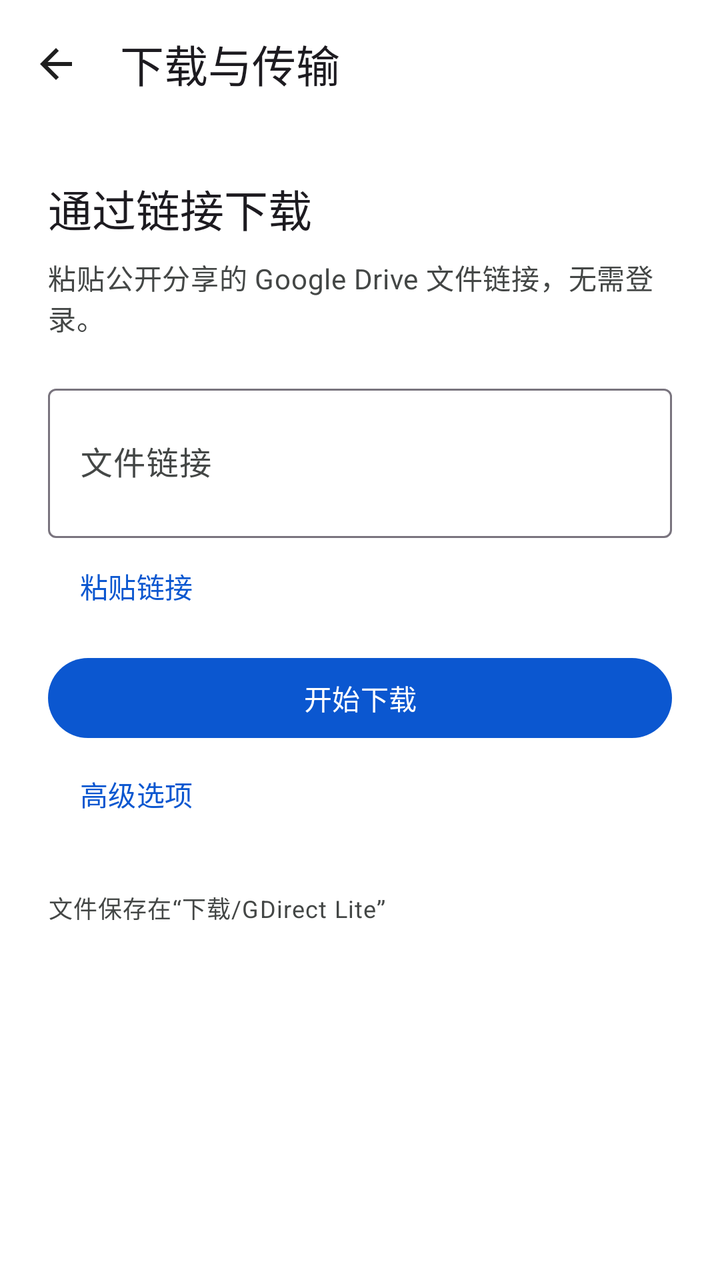
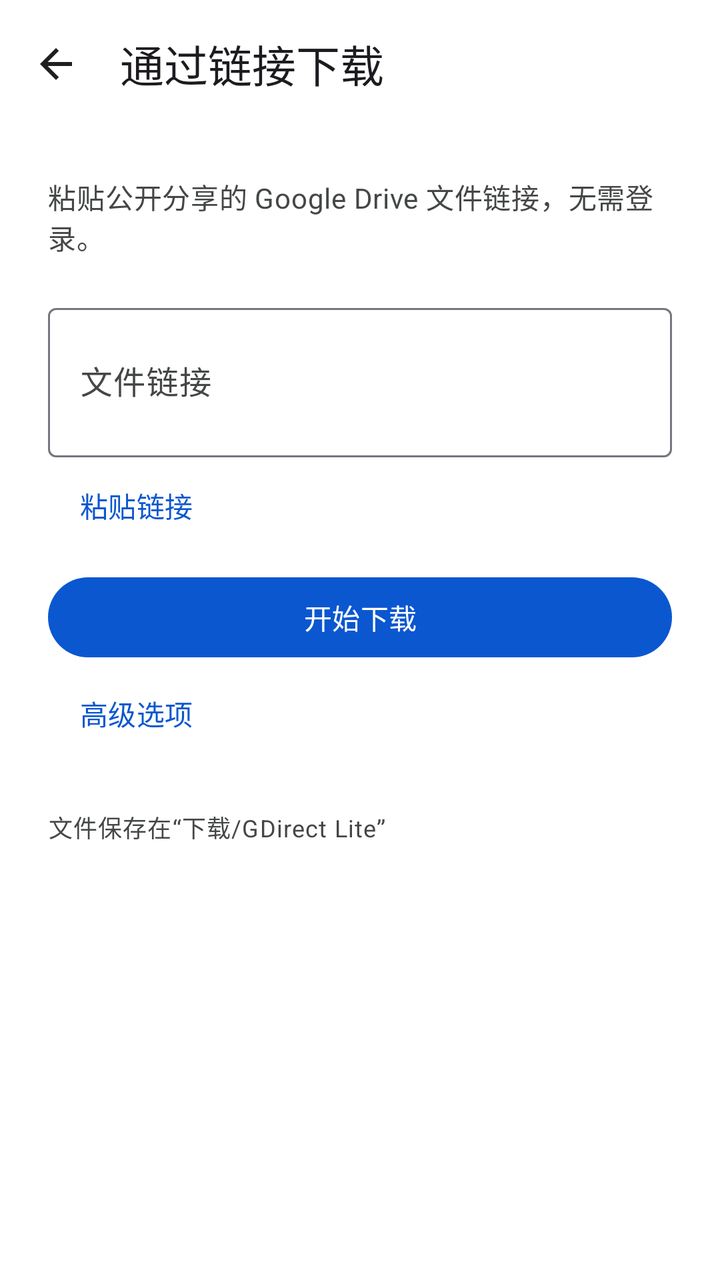

Compare the two renders of this Android layout. The source of the first and the diff that turns it into the second are given below.
<!-- AndroidManifest.xml: application theme MainTheme -->
<!-- res/layout/activity_transfers.xml -->
<?xml version="1.0" encoding="utf-8"?>
<LinearLayout xmlns:android="http://schemas.android.com/apk/res/android" xmlns:app="http://schemas.android.com/apk/res-auto"
    android:id="@+id/transfers_root" android:layout_width="match_parent" android:layout_height="match_parent" android:orientation="vertical" android:background="?attr/colorSurface">
    <com.google.android.material.appbar.MaterialToolbar android:id="@+id/transfers_toolbar" android:layout_width="match_parent" android:layout_height="wrap_content" app:title="@string/ui_transfers_title" app:navigationIcon="@drawable/ic_back" app:navigationContentDescription="@string/connection_back" />
    <ScrollView android:id="@+id/transfers_scroll" android:layout_width="match_parent" android:layout_height="0dp" android:layout_weight="1" android:fillViewport="true">
        <LinearLayout android:id="@+id/transfers_content" android:layout_width="match_parent" android:layout_height="wrap_content" android:orientation="vertical" android:padding="24dp">
            <TextView android:layout_width="match_parent" android:layout_height="wrap_content" android:text="@string/ui_public_file" android:textAppearance="?attr/textAppearanceTitleLarge" android:accessibilityHeading="true" />
            <TextView android:layout_width="match_parent" android:layout_height="wrap_content" android:layout_marginTop="8dp" android:text="@string/ui_public_help" android:textAppearance="?attr/textAppearanceBodyMedium" android:textColor="?attr/colorOnSurfaceVariant" />
            <com.google.android.material.textfield.TextInputLayout android:id="@+id/public_link_field" android:layout_width="match_parent" android:layout_height="wrap_content" android:layout_marginTop="20dp" android:hint="@string/ui_file_link" app:boxBackgroundMode="outline">
                <com.google.android.material.textfield.TextInputEditText android:id="@+id/public_link" android:layout_width="match_parent" android:layout_height="wrap_content" android:inputType="textUri|textMultiLine" android:minLines="2" android:maxLines="4" android:maxLength="16384" android:textSize="16sp" />
            </com.google.android.material.textfield.TextInputLayout>
            <com.google.android.material.button.MaterialButton android:id="@+id/public_paste" style="@style/Widget.Material3.Button.TextButton" android:layout_width="wrap_content" android:layout_height="wrap_content" android:minHeight="48dp" android:text="@string/ui_paste" android:textAllCaps="false" />
            <com.google.android.material.button.MaterialButton android:id="@+id/public_start" android:layout_width="match_parent" android:layout_height="wrap_content" android:minHeight="48dp" android:layout_marginTop="8dp" android:text="@string/ui_start_download" android:textAllCaps="false" />
            <com.google.android.material.button.MaterialButton android:id="@+id/public_advanced" style="@style/Widget.Material3.Button.TextButton" android:layout_width="wrap_content" android:layout_height="wrap_content" android:minHeight="48dp" android:text="@string/ui_advanced" android:textAllCaps="false" />
            <LinearLayout android:id="@+id/public_manual_panel" android:layout_width="match_parent" android:layout_height="wrap_content" android:orientation="vertical" android:visibility="gone">
                <com.google.android.material.textfield.TextInputLayout android:id="@+id/public_ip_field" android:layout_width="match_parent" android:layout_height="wrap_content" android:hint="@string/ui_manual_ip" app:boxBackgroundMode="outline" app:helperText="@string/ui_manual_help">
                    <com.google.android.material.textfield.TextInputEditText android:id="@+id/public_ip" android:layout_width="match_parent" android:layout_height="wrap_content" android:inputType="phone" android:maxLength="15" android:singleLine="true" android:textSize="16sp" />
                </com.google.android.material.textfield.TextInputLayout>
            </LinearLayout>
            <LinearLayout android:visibility="gone" android:id="@+id/transfer_section" android:layout_width="match_parent" android:layout_height="wrap_content" android:orientation="vertical" android:layout_marginTop="24dp">
                <com.google.android.material.divider.MaterialDivider android:layout_width="match_parent" android:layout_height="wrap_content" android:layout_marginBottom="24dp" />
                <TextView android:layout_width="match_parent" android:layout_height="wrap_content" android:text="@string/ui_current_transfer" android:textAppearance="?attr/textAppearanceTitleMedium" android:accessibilityHeading="true" />
                <TextView android:id="@+id/transfer_status" android:layout_width="match_parent" android:layout_height="wrap_content" android:layout_marginTop="8dp" android:textAppearance="?attr/textAppearanceBodyMedium" android:accessibilityLiveRegion="polite" />
                <com.google.android.material.progressindicator.LinearProgressIndicator android:id="@+id/transfer_progress" android:layout_width="match_parent" android:layout_height="wrap_content" android:layout_marginTop="16dp" android:max="1000" />
                <TextView android:id="@+id/transfer_amount" android:layout_width="match_parent" android:layout_height="wrap_content" android:layout_marginTop="8dp" android:textAppearance="?attr/textAppearanceBodyMedium" android:textColor="?attr/colorOnSurfaceVariant" />
                <com.google.android.material.button.MaterialButton android:visibility="gone" android:id="@+id/transfer_stop" style="@style/Widget.Material3.Button.OutlinedButton" android:layout_width="match_parent" android:layout_height="wrap_content" android:minHeight="48dp" android:layout_marginTop="16dp" android:text="@string/ui_cancel_transfer" android:textAllCaps="false" />
                <com.google.android.material.button.MaterialButton android:visibility="gone" android:id="@+id/transfer_open" style="@style/Widget.Material3.Button.OutlinedButton" android:layout_width="match_parent" android:layout_height="wrap_content" android:minHeight="48dp" android:text="@string/ui_open_file" android:textAllCaps="false" />
            </LinearLayout>
            <TextView android:layout_width="match_parent" android:layout_height="wrap_content" android:layout_marginTop="24dp" android:text="@string/ui_download_location" android:textAppearance="?attr/textAppearanceBodySmall" android:textColor="?attr/colorOnSurfaceVariant" />
        </LinearLayout>
    </ScrollView>
</LinearLayout>
<!-- resources referenced by this layout -->
<resources>
  <!-- drawable ic_back (drawable) -->
  <vector xmlns:android="http://schemas.android.com/apk/res/android" android:width="24dp" android:height="24dp" android:viewportWidth="24" android:viewportHeight="24" android:tint="?attr/colorOnSurface">
      <path android:fillColor="#FF000000" android:pathData="M20,11H7.83l5.59,-5.59L12,4l-8,8 8,8 1.42,-1.41L7.83,13H20z" />
  </vector>
  <string name="connection_back">返回</string>
  <string name="ui_advanced">高级选项</string>
  <string name="ui_cancel_transfer">停止传输</string>
  <string name="ui_current_transfer">当前传输</string>
  <string name="ui_download_location">文件保存在“下载/GDirect Lite”</string>
  <string name="ui_file_link">文件链接</string>
  <string name="ui_manual_help">留空自动连接。指定时仍验证 Google 范围与证书。</string>
  <string name="ui_manual_ip">本次下载 IP（可选）</string>
  <string name="ui_open_file">打开下载文件</string>
  <string name="ui_paste">粘贴链接</string>
  <string name="ui_public_file">通过链接下载</string>
  <string name="ui_public_help">粘贴公开分享的 Google Drive 文件链接，无需登录。</string>
  <string name="ui_start_download">开始下载</string>
  <string name="ui_transfers_title">下载与传输</string>
  <style name="MainTheme" parent="DriveTheme">
          <item name="windowActionBar">false</item>
          <item name="windowNoTitle">true</item>
      </style>
  <style name="DriveTheme" parent="Theme.Material3.DayNight">
          <item name="android:fontFamily">sans-serif</item>
          <item name="colorPrimary">#0B57D0</item>
          <item name="colorOnPrimary">#FFFFFF</item>
          <item name="colorPrimaryContainer">#D3E3FD</item>
          <item name="colorOnPrimaryContainer">#041E49</item>
          <item name="colorSecondary">#444746</item>
          <item name="colorOnSecondary">#FFFFFF</item>
          <item name="colorSurfaceContainer">#F0F4F9</item>
          <item name="colorOutlineVariant">#C4C7C5</item>
          <item name="colorSurface">#FFFFFF</item>
          <item name="colorOnSurface">#1F1F1F</item>
          <item name="colorOnSurfaceVariant">#444746</item>
          <item name="android:windowLightStatusBar">true</item>
          <item name="android:windowLightNavigationBar">true</item>
      </style>
</resources>

<!-- the commit's change to res/layout/activity_transfers.xml (unified diff, before → after) -->
@@ -1,11 +1,10 @@
 <?xml version="1.0" encoding="utf-8"?>
 <LinearLayout xmlns:android="http://schemas.android.com/apk/res/android" xmlns:app="http://schemas.android.com/apk/res-auto"
-    android:id="@+id/transfers_root" android:layout_width="match_parent" android:layout_height="match_parent" android:orientation="vertical" android:background="?attr/colorSurface">
-    <com.google.android.material.appbar.MaterialToolbar android:id="@+id/transfers_toolbar" android:layout_width="match_parent" android:layout_height="wrap_content" app:title="@string/ui_transfers_title" app:navigationIcon="@drawable/ic_back" app:navigationContentDescription="@string/connection_back" />
+    android:id="@+id/transfers_root" android:layout_width="match_parent" android:layout_height="match_parent" android:orientation="vertical" android:background="?attr/colorSurface" android:focusableInTouchMode="true">
+    <com.google.android.material.appbar.MaterialToolbar android:id="@+id/transfers_toolbar" android:layout_width="match_parent" android:layout_height="wrap_content" app:title="@string/ui_public_file" app:navigationIcon="@drawable/ic_back" app:navigationContentDescription="@string/connection_back" />
     <ScrollView android:id="@+id/transfers_scroll" android:layout_width="match_parent" android:layout_height="0dp" android:layout_weight="1" android:fillViewport="true">
         <LinearLayout android:id="@+id/transfers_content" android:layout_width="match_parent" android:layout_height="wrap_content" android:orientation="vertical" android:padding="24dp">
-            <TextView android:layout_width="match_parent" android:layout_height="wrap_content" android:text="@string/ui_public_file" android:textAppearance="?attr/textAppearanceTitleLarge" android:accessibilityHeading="true" />
-            <TextView android:layout_width="match_parent" android:layout_height="wrap_content" android:layout_marginTop="8dp" android:text="@string/ui_public_help" android:textAppearance="?attr/textAppearanceBodyMedium" android:textColor="?attr/colorOnSurfaceVariant" />
+            <TextView android:layout_width="match_parent" android:layout_height="wrap_content" android:text="@string/ui_public_help" android:textAppearance="?attr/textAppearanceBodyMedium" android:textColor="?attr/colorOnSurfaceVariant" />
             <com.google.android.material.textfield.TextInputLayout android:id="@+id/public_link_field" android:layout_width="match_parent" android:layout_height="wrap_content" android:layout_marginTop="20dp" android:hint="@string/ui_file_link" app:boxBackgroundMode="outline">
                 <com.google.android.material.textfield.TextInputEditText android:id="@+id/public_link" android:layout_width="match_parent" android:layout_height="wrap_content" android:inputType="textUri|textMultiLine" android:minLines="2" android:maxLines="4" android:maxLength="16384" android:textSize="16sp" />
             </com.google.android.material.textfield.TextInputLayout>
@@ -17,15 +16,7 @@
                     <com.google.android.material.textfield.TextInputEditText android:id="@+id/public_ip" android:layout_width="match_parent" android:layout_height="wrap_content" android:inputType="phone" android:maxLength="15" android:singleLine="true" android:textSize="16sp" />
                 </com.google.android.material.textfield.TextInputLayout>
             </LinearLayout>
-            <LinearLayout android:visibility="gone" android:id="@+id/transfer_section" android:layout_width="match_parent" android:layout_height="wrap_content" android:orientation="vertical" android:layout_marginTop="24dp">
-                <com.google.android.material.divider.MaterialDivider android:layout_width="match_parent" android:layout_height="wrap_content" android:layout_marginBottom="24dp" />
-                <TextView android:layout_width="match_parent" android:layout_height="wrap_content" android:text="@string/ui_current_transfer" android:textAppearance="?attr/textAppearanceTitleMedium" android:accessibilityHeading="true" />
-                <TextView android:id="@+id/transfer_status" android:layout_width="match_parent" android:layout_height="wrap_content" android:layout_marginTop="8dp" android:textAppearance="?attr/textAppearanceBodyMedium" android:accessibilityLiveRegion="polite" />
-                <com.google.android.material.progressindicator.LinearProgressIndicator android:id="@+id/transfer_progress" android:layout_width="match_parent" android:layout_height="wrap_content" android:layout_marginTop="16dp" android:max="1000" />
-                <TextView android:id="@+id/transfer_amount" android:layout_width="match_parent" android:layout_height="wrap_content" android:layout_marginTop="8dp" android:textAppearance="?attr/textAppearanceBodyMedium" android:textColor="?attr/colorOnSurfaceVariant" />
-                <com.google.android.material.button.MaterialButton android:visibility="gone" android:id="@+id/transfer_stop" style="@style/Widget.Material3.Button.OutlinedButton" android:layout_width="match_parent" android:layout_height="wrap_content" android:minHeight="48dp" android:layout_marginTop="16dp" android:text="@string/ui_cancel_transfer" android:textAllCaps="false" />
-                <com.google.android.material.button.MaterialButton android:visibility="gone" android:id="@+id/transfer_open" style="@style/Widget.Material3.Button.OutlinedButton" android:layout_width="match_parent" android:layout_height="wrap_content" android:minHeight="48dp" android:text="@string/ui_open_file" android:textAllCaps="false" />
-            </LinearLayout>
+            <com.google.android.material.button.MaterialButton android:id="@+id/public_transfer_link" style="@style/Widget.Material3.Button.TextButton" android:layout_width="match_parent" android:layout_height="wrap_content" android:minHeight="48dp" android:layout_marginTop="16dp" android:text="@string/drive_transfer_open" android:textAllCaps="false" android:visibility="gone" />
             <TextView android:layout_width="match_parent" android:layout_height="wrap_content" android:layout_marginTop="24dp" android:text="@string/ui_download_location" android:textAppearance="?attr/textAppearanceBodySmall" android:textColor="?attr/colorOnSurfaceVariant" />
         </LinearLayout>
     </ScrollView>
<!-- resource entries referenced after the edit -->
@@ -5,19 +5,16 @@
       <path android:fillColor="#FF000000" android:pathData="M20,11H7.83l5.59,-5.59L12,4l-8,8 8,8 1.42,-1.41L7.83,13H20z" />
   </vector>
   <string name="connection_back">返回</string>
+  <string name="drive_transfer_open">查看传输</string>
   <string name="ui_advanced">高级选项</string>
-  <string name="ui_cancel_transfer">停止传输</string>
-  <string name="ui_current_transfer">当前传输</string>
   <string name="ui_download_location">文件保存在“下载/GDirect Lite”</string>
   <string name="ui_file_link">文件链接</string>
   <string name="ui_manual_help">留空自动连接。指定时仍验证 Google 范围与证书。</string>
   <string name="ui_manual_ip">本次下载 IP（可选）</string>
-  <string name="ui_open_file">打开下载文件</string>
   <string name="ui_paste">粘贴链接</string>
   <string name="ui_public_file">通过链接下载</string>
   <string name="ui_public_help">粘贴公开分享的 Google Drive 文件链接，无需登录。</string>
   <string name="ui_start_download">开始下载</string>
-  <string name="ui_transfers_title">下载与传输</string>
   <style name="MainTheme" parent="DriveTheme">
           <item name="windowActionBar">false</item>
           <item name="windowNoTitle">true</item>
